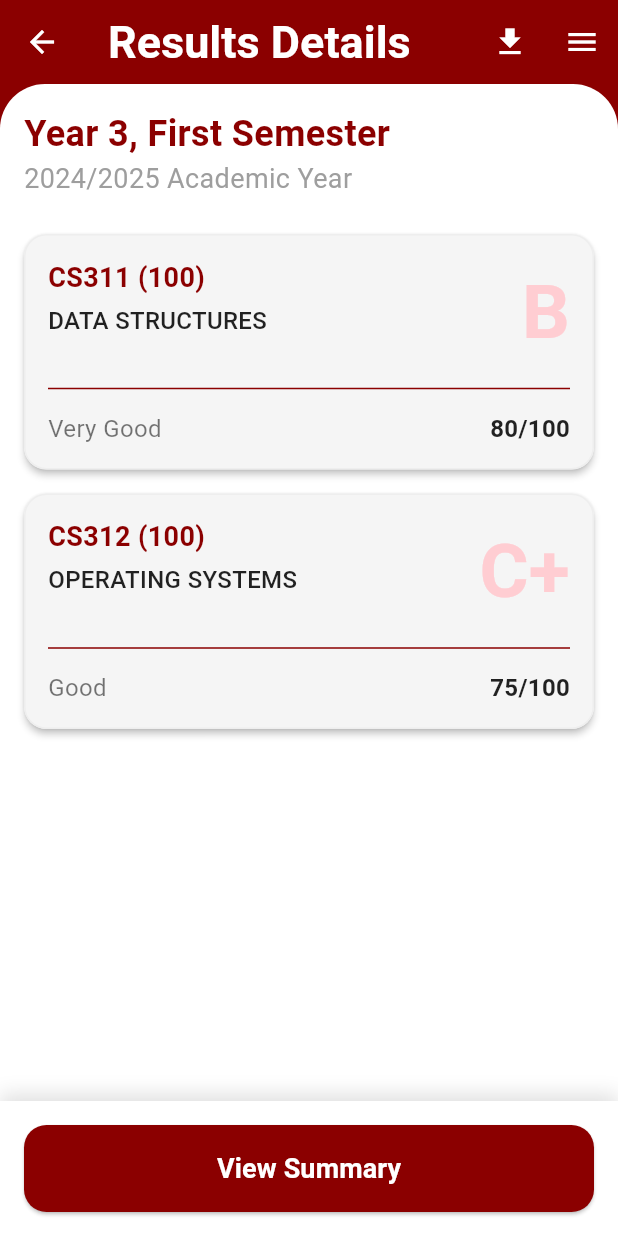
After one commit to Rieca134/aimy_ai, a Flutter app: the ResultsScreen screen opened directly, after a tap on the "menu" icon, after a tap on "Year 3, Second Semester", after a tap on "Year 3, First Semester", on a phone screen of 412 x 824 dp. The commit adds this screen. Run offline on Flutter 3.47's test engine with Material 3 defaults, Android fonts, the phone set to English and light mode, and no system bars; our stand-ins replace shared_preferences; accounts and stored records are empty.

Commit message:
Refactor login page to use 'Student ID' instead of 'Username'; add results screen and semester details functionality with dummy data

```diff
--- a/lib/authentication/pages/login.dart
+++ b/lib/authentication/pages/login.dart
@@ -177,7 +177,7 @@ class _LoginPageState extends State<LoginPage> {
               const Align(
                 alignment: Alignment.centerLeft,
                 child: Text(
-                  'Username',
+                  'Student ID',
                   style: TextStyle(
                     fontSize: 16,
                     fontWeight: FontWeight.bold,
@@ -189,7 +189,7 @@ class _LoginPageState extends State<LoginPage> {
               TextField(
                 controller: _usernameController,
                 decoration: const InputDecoration(
-                  hintText: 'Enter your username',
+                  hintText: 'Enter your student ID',
                   filled: true,
                   fillColor: Colors.white,
                   border: OutlineInputBorder(
--- a/lib/homepage/pages/homescreen.dart
+++ b/lib/homepage/pages/homescreen.dart
@@ -47,6 +47,7 @@ class _HomeScreenState extends State<HomeScreen> {
     return GestureDetector(
       onTap: () {
         // Implement what happens when this card is tapped
+        print('Button clicked');
       },
       child: Container(
         width: 120,
--- /dev/null
+++ b/lib/homepage/pages/resultscreen.dart
@@ -0,0 +1,232 @@
+// lib/homepage/pages/results_screen.dart
+
+import 'package:aimy_ai/homepage/pages/semesterdetailscreen.dart';
+import 'package:aimy_ai/homepage/pages/sidepage.dart';
+import 'package:aimy_ai/models/subject_result.dart';
+import 'package:flutter/material.dart';
+
+
+// --- Dummy Data Source to simulate fetching semester results ---
+final Map<String, Map<String, dynamic>> semesterData = {
+  'Year 3, Second Semester': {
+    'academicYear': '2024/2025 Academic Year',
+    'results': [
+      SubjectResult(
+        courseCode: 'ACF 255',
+        courseTitle: 'FINANCIAL ACCOUNTING I',
+        grade: 'A',
+        score: '98/100',
+        description: 'Excellent',
+      ),
+      SubjectResult(
+        courseCode: 'CSM 353',
+        courseTitle: 'SURVEY OF PROGRAMMING LANGUAGES',
+        grade: 'A',
+        score: '85/100',
+        description: 'Excellent',
+      ),
+      SubjectResult(
+        courseCode: 'CSM 357',
+        courseTitle: 'HUMAN COMPUTER INTERACTION',
+        grade: 'A',
+        score: '90/100',
+        description: 'Excellent',
+      ),
+    ],
+  },
+  'Year 3, First Semester': {
+    'academicYear': '2024/2025 Academic Year',
+    'results': [
+      SubjectResult(
+        courseCode: 'CS311',
+        courseTitle: 'DATA STRUCTURES',
+        grade: 'B',
+        score: '80/100',
+        description: 'Very Good',
+      ),
+      SubjectResult(
+        courseCode: 'CS312',
+        courseTitle: 'OPERATING SYSTEMS',
+        grade: 'C+',
+        score: '75/100',
+        description: 'Good',
+      ),
+    ],
+  },
+  'Year 2, Second Semester': {
+    'academicYear': '2023/2024 Academic Year',
+    'results': [
+      SubjectResult(
+        courseCode: 'CS221',
+        courseTitle: 'ALGORITHMS',
+        grade: 'A+',
+        score: '95/100',
+        description: 'Excellent',
+      ),
+    ],
+  },
+  'Year 2, First Semester': {
+    'academicYear': '2023/2024 Academic Year',
+    'results': [
+      SubjectResult(
+        courseCode: 'CS211',
+        courseTitle: 'PROGRAMMING II',
+        grade: 'B-',
+        score: '78/100',
+        description: 'Good',
+      ),
+    ],
+  },
+};
+
+// --- Main Results Screen Widget ---
+class ResultsScreen extends StatelessWidget {
+  const ResultsScreen({super.key});
+
+  @override
+  Widget build(BuildContext context) {
+    return Scaffold(
+      backgroundColor: const Color(0xFF8B0000),
+      appBar: AppBar(
+        title: const Text('Results'),
+        backgroundColor: const Color(0xFF8B0000),
+        foregroundColor: Colors.white,
+        titleTextStyle: const TextStyle(
+          fontSize: 30,
+          fontWeight: FontWeight.bold,
+          color: Colors.white,
+        ),
+        actions: [
+          Builder(
+            builder: (context) => IconButton(
+              icon: const Icon(Icons.menu),
+              onPressed: () => Scaffold.of(context).openEndDrawer(),
+            ),
+          ),
+        ],
+      ),
+      endDrawer: const SidePage(initialIndex: 4),
+      body: SafeArea(
+        child: Column(
+          children: [
+            Expanded(
+              child: Container(
+                width: double.infinity,
+                decoration: const BoxDecoration(
+                  color: Colors.white,
+                  borderRadius: BorderRadius.only(
+                    topLeft: Radius.circular(30.0),
+                    topRight: Radius.circular(30.0),
+                  ),
+                ),
+                child: SingleChildScrollView(
+                  padding: const EdgeInsets.all(16.0),
+                  child: Column(
+                    crossAxisAlignment: CrossAxisAlignment.start,
+                    children: [
+                      const Text(
+                        'Select a Semester',
+                        style: TextStyle(
+                          fontSize: 20,
+                          fontWeight: FontWeight.bold,
+                          color: Color(0xFF8B0000),
+                        ),
+                      ),
+                      const SizedBox(height: 16.0),
+                      // Loop through the dummy data to build the cards dynamically
+                      ...semesterData.keys.map((semesterName) {
+                        return SemesterCard(
+                          year: semesterName,
+                          period: semesterData[semesterName]!['academicYear'],
+                          onTap: () {
+                            Navigator.of(context).push(
+                              MaterialPageRoute(
+                                builder: (context) => SemesterDetailsScreen(
+                                  semesterYear: semesterName,
+                                  academicYear: semesterData[semesterName]!['academicYear'],
+                                  results: List<SubjectResult>.from(semesterData[semesterName]!['results']),
+                                ),
+                              ),
+                            );
+                          },
+                        );
+                      }).toList(),
+                    ],
+                  ),
+                ),
+              ),
+            ),
+          ],
+        ),
+      ),
+    );
+  }
+}
+
+// --- Semester Card Widget ---
+class SemesterCard extends StatelessWidget {
+  final String year;
+  final String period;
+  final VoidCallback onTap;
+
+  const SemesterCard({
+    super.key,
+    required this.year,
+    required this.period,
+    required this.onTap,
+  });
+
+  @override
+  Widget build(BuildContext context) {
+    return GestureDetector(
+      onTap: onTap,
+      child: Container(
+        width: double.infinity,
+        padding: const EdgeInsets.all(16.0),
+        margin: const EdgeInsets.symmetric(vertical: 8.0),
+        decoration: BoxDecoration(
+          color: const Color(0xFFF5F5F5), // Light gray background
+          borderRadius: BorderRadius.circular(15.0),
+          border: Border.all(color: Colors.grey.shade300),
+        ),
+        child: Row(
+          children: [
+            Container(
+              height: 60,
+              width: 8,
+              decoration: BoxDecoration(
+                color: const Color(0xFF8B0000),
+                borderRadius: BorderRadius.circular(4.0),
+              ),
+            ),
+            const SizedBox(width: 16.0),
+            Expanded(
+              child: Column(
+                crossAxisAlignment: CrossAxisAlignment.start,
+                children: [
+                  Text(
+                    year,
+                    style: const TextStyle(
+                      fontSize: 16.0,
+                      fontWeight: FontWeight.w600,
+                      color: Colors.black87,
+                    ),
+                  ),
+                  const SizedBox(height: 4.0),
+                  Text(
+                    period,
+                    style: const TextStyle(
+                      fontSize: 14.0,
+                      fontWeight: FontWeight.w400,
+                      color: Colors.grey,
+                    ),
+                  ),
+                ],
+              ),
+            ),
+          ],
+        ),
+      ),
+    );
+  }
+}
--- /dev/null
+++ b/lib/homepage/pages/semesterdetailscreen.dart
@@ -0,0 +1,222 @@
+import 'package:aimy_ai/homepage/pages/sidepage.dart';
+import 'package:aimy_ai/models/subject_result.dart';
+import 'package:flutter/material.dart';
+
+class SemesterDetailsScreen extends StatelessWidget {
+  final String semesterYear;
+  final String academicYear;
+  final List<SubjectResult> results;
+
+  const SemesterDetailsScreen({
+    super.key,
+    required this.semesterYear,
+    required this.academicYear,
+    required this.results,
+  });
+
+  @override
+  Widget build(BuildContext context) {
+    return Scaffold(
+      backgroundColor: const Color(0xFF8B0000), // Dark red background
+      appBar: AppBar(
+        leading: IconButton(
+          icon: const Icon(Icons.arrow_back),
+          color: Colors.white,
+          onPressed: () => Navigator.of(context).pop(),
+        ),
+        title: const Text('Results Details'),
+        backgroundColor: const Color(0xFF8B0000),
+        foregroundColor: Colors.white,
+        titleTextStyle: const TextStyle(
+          fontSize: 30,
+          fontWeight: FontWeight.bold,
+          color: Colors.white,
+        ),
+        actions: [
+          IconButton(
+            icon: const Icon(Icons.download),
+            onPressed: () {
+              // Handle download action
+              print('Download icon pressed');
+            },
+          ),
+          Builder(
+            builder: (context) => IconButton(
+              icon: const Icon(Icons.menu),
+              onPressed: () => Scaffold.of(context).openEndDrawer(),
+            ),
+          ),
+        ],
+      ),
+      endDrawer: const SidePage(initialIndex: 4), // Still highlight 'Results'
+      body: SafeArea(
+        child: Column(
+          children: [
+            Expanded(
+              child: Container(
+                width: double.infinity,
+                decoration: const BoxDecoration(
+                  color: Colors.white,
+                  borderRadius: BorderRadius.only(
+                    topLeft: Radius.circular(30.0),
+                    topRight: Radius.circular(30.0),
+                  ),
+                ),
+                child: SingleChildScrollView(
+                  padding: const EdgeInsets.all(16.0),
+                  child: Column(
+                    crossAxisAlignment: CrossAxisAlignment.start,
+                    children: [
+                      Text(
+                        semesterYear,
+                        style: const TextStyle(
+                          fontSize: 24,
+                          fontWeight: FontWeight.bold,
+                          color: Color(0xFF8B0000),
+                        ),
+                      ),
+                      Text(
+                        academicYear,
+                        style: const TextStyle(
+                          fontSize: 18,
+                          color: Colors.grey,
+                        ),
+                      ),
+                      const SizedBox(height: 16.0),
+                      // Loop through the list of results to build the subject cards
+                      ...results.map((subject) {
+                        return SubjectCard(subject: subject);
+                      }).toList(),
+                    ],
+                  ),
+                ),
+              ),
+            ),
+            // View Summary Button
+            Container(
+              width: double.infinity,
+              padding: const EdgeInsets.all(16.0),
+              decoration: const BoxDecoration(
+                color: Colors.white,
+                boxShadow: [
+                  BoxShadow(
+                    color: Colors.black12,
+                    blurRadius: 10,
+                    offset: Offset(0, -5),
+                  ),
+                ],
+              ),
+              child: ElevatedButton(
+                onPressed: () {
+                  // Handle view summary action
+                  print('View Summary button pressed');
+                },
+                style: ElevatedButton.styleFrom(
+                  backgroundColor: const Color(0xFF8B0000),
+                  padding: const EdgeInsets.symmetric(vertical: 16.0),
+                  shape: RoundedRectangleBorder(
+                    borderRadius: BorderRadius.circular(15.0),
+                  ),
+                ),
+                child: const Text(
+                  'View Summary',
+                  style: TextStyle(
+                    fontSize: 18,
+                    fontWeight: FontWeight.bold,
+                    color: Colors.white,
+                  ),
+                ),
+              ),
+            ),
+          ],
+        ),
+      ),
+    );
+  }
+}
+
+class SubjectCard extends StatelessWidget {
+  final SubjectResult subject;
+
+  const SubjectCard({super.key, required this.subject});
+
+  @override
+  Widget build(BuildContext context) {
+    return Card(
+      elevation: 2,
+      margin: const EdgeInsets.symmetric(vertical: 8.0),
+      color: const Color(0xFFF5F5F5), // Light gray background
+      shape: RoundedRectangleBorder(
+        borderRadius: BorderRadius.circular(15.0),
+        side: const BorderSide(color: Color(0xFFEEEEEE), width: 1.0),
+      ),
+      child: Padding(
+        padding: const EdgeInsets.all(16.0),
+        child: Column(
+          crossAxisAlignment: CrossAxisAlignment.start,
+          children: [
+            Row(
+              mainAxisAlignment: MainAxisAlignment.spaceBetween,
+              crossAxisAlignment: CrossAxisAlignment.start,
+              children: [
+                Expanded(
+                  child: Column(
+                    crossAxisAlignment: CrossAxisAlignment.start,
+                    children: [
+                      Text(
+                        '${subject.courseCode} (${subject.score.contains('/') ? subject.score.split('/')[1] : 'N/A'})',
+                        style: const TextStyle(
+                          fontSize: 18.0,
+                          fontWeight: FontWeight.bold,
+                          color: Color(0xFF8B0000),
+                        ),
+                      ),
+                      const SizedBox(height: 4.0),
+                      Text(
+                        subject.courseTitle.toUpperCase(),
+                        style: const TextStyle(
+                          fontSize: 16.0,
+                          fontWeight: FontWeight.w500,
+                          color: Colors.black87,
+                        ),
+                      ),
+                    ],
+                  ),
+                ),
+                Text(
+                  subject.grade,
+                  style: TextStyle(
+                    fontSize: 50.0,
+                    fontWeight: FontWeight.bold,
+                    color: Colors.red[100], // Faded red color
+                  ),
+                ),
+              ],
+            ),
+            const Divider(color: Color(0xFF8B0000), height: 30, thickness: 1),
+            Row(
+              mainAxisAlignment: MainAxisAlignment.spaceBetween,
+              children: [
+                Text(
+                  subject.description,
+                  style: const TextStyle(
+                    fontSize: 16.0,
+                    color: Colors.black54,
+                  ),
+                ),
+                Text(
+                  subject.score,
+                  style: const TextStyle(
+                    fontSize: 16.0,
+                    color: Colors.black87,
+                    fontWeight: FontWeight.bold,
+                  ),
+                ),
+              ],
+            ),
+          ],
+        ),
+      ),
+    );
+  }
+}
--- a/lib/homepage/pages/sidepage.dart
+++ b/lib/homepage/pages/sidepage.dart
@@ -1,6 +1,7 @@
 import 'package:aimy_ai/homepage/pages/aimmy.dart';
 import 'package:aimy_ai/homepage/pages/homescreen.dart';
 import 'package:aimy_ai/homepage/pages/profilepage.dart';
+import 'package:aimy_ai/homepage/pages/resultscreen.dart';
 import 'package:flutter/material.dart';
 
 class SidePage extends StatefulWidget {
@@ -165,7 +166,11 @@ class _SidePageState extends State<SidePage> {
             Navigator.of(context).push(
               MaterialPageRoute(builder: (context) => AimmyChatbotScreen()),
             );
-          }
+              } else if (title == 'Results') { // Add this new condition
+      Navigator.of(context).pushReplacement(
+        MaterialPageRoute(builder: (context) => const ResultsScreen()),
+      );
+    }
           print('Tapped on $title (Index: $index)');
         }
       },
--- /dev/null
+++ b/lib/models/subject_result.dart
@@ -0,0 +1,15 @@
+class SubjectResult {
+  final String courseCode;
+  final String courseTitle;
+  final String grade;
+  final String score;
+  final String description;
+
+  SubjectResult({
+    required this.courseCode,
+    required this.courseTitle,
+    required this.grade,
+    required this.score,
+    required this.description,
+  });
+}
```
